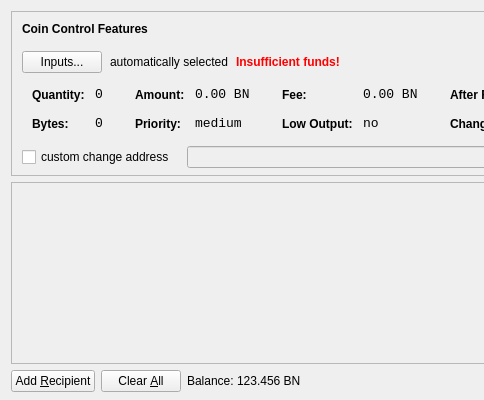
Above: src/qt/forms/sendcoinsdialog.ui from BankNoteCrypto/BankNote before the change; both pictures show x 0 to 484 and y 0 to 400 of the 850 by 400 pixel window. Below: the same form after it.
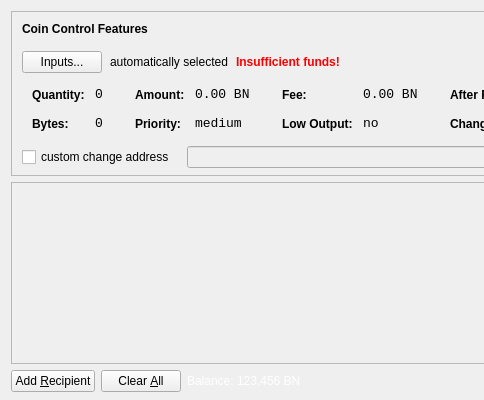
That is the form after the change. Icons and pictures are not drawn.

Commit message: Update toolbar gradient, statusbar, tooltip colors

Patch:
```diff
--- a/src/qt/forms/sendcoinsdialog.ui
+++ b/src/qt/forms/sendcoinsdialog.ui
@@ -715,6 +715,9 @@
            <verstretch>0</verstretch>
           </sizepolicy>
          </property>
+         <property name="styleSheet">
+          <string notr="true">#label { color: #ffffff; } #labelBalance { color: #ffffff; }</string>
+         </property>
          <property name="text">
           <string>Balance:</string>
          </property>
@@ -731,6 +734,9 @@
          <property name="cursor">
           <cursorShape>IBeamCursor</cursorShape>
          </property>
+         <property name="styleSheet">
+          <string notr="true">#label { color: #ffffff; } #labelBalance { color: #ffffff; }</string>
+         </property>
          <property name="text">
           <string>123.456 BN</string>
          </property>
```
Left out of the diff: 4 changed lines with no effect on the pictures. The commit also changes 2 other files.
